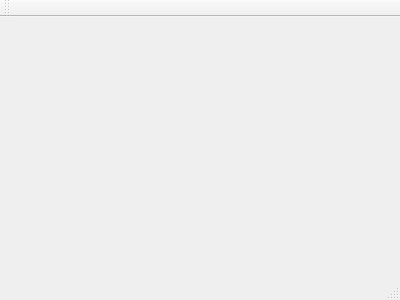
drKriegersLab/FinApp, file finapp.ui: the form before one commit.
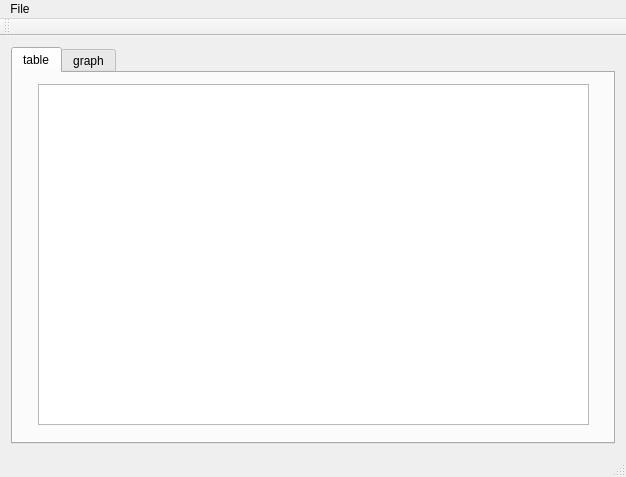
The form after the commit.

Commit message:
first table view of my transactions
CSV-parsing succesfully intergrated into the program. Read data can be seen in the tableWidget

```diff
--- a/finapp.ui
+++ b/finapp.ui
@@ -1,24 +1,81 @@
 <ui version="4.0">
  <class>FinApp</class>
- <widget class="QMainWindow" name="FinApp" >
-  <property name="geometry" >
+ <widget class="QMainWindow" name="FinApp">
+  <property name="geometry">
    <rect>
     <x>0</x>
     <y>0</y>
-    <width>400</width>
-    <height>300</height>
+    <width>626</width>
+    <height>477</height>
    </rect>
   </property>
   <property name="windowTitle" >
    <string>FinApp</string>
   </property>
-  <widget class="QMenuBar" name="menuBar" />
-  <widget class="QToolBar" name="mainToolBar" />
-  <widget class="QWidget" name="centralWidget" />
-  <widget class="QStatusBar" name="statusBar" />
+  <widget class="QWidget" name="centralWidget">
+   <layout class="QVBoxLayout" name="verticalLayout">
+    <item>
+     <widget class="QTabWidget" name="tabWidget">
+      <property name="currentIndex">
+       <number>0</number>
+      </property>
+      <widget class="QWidget" name="tab1">
+       <attribute name="title">
+        <string>table</string>
+       </attribute>
+       <widget class="QTableWidget" name="tableWidget">
+        <property name="geometry">
+         <rect>
+          <x>25</x>
+          <y>11</y>
+          <width>551</width>
+          <height>341</height>
+         </rect>
+        </property>
+       </widget>
+      </widget>
+      <widget class="QWidget" name="tab2">
+       <attribute name="title">
+        <string>graph</string>
+       </attribute>
+      </widget>
+     </widget>
+    </item>
+   </layout>
+  </widget>
+  <widget class="QMenuBar" name="menuBar">
+   <property name="geometry">
+    <rect>
+     <x>0</x>
+     <y>0</y>
+     <width>626</width>
+     <height>22</height>
+    </rect>
+   </property>
+   <widget class="QMenu" name="menuFile">
+    <property name="title">
+     <string>File</string>
+    </property>
+    <addaction name="actionOpen"/>
+   </widget>
+   <addaction name="menuFile"/>
+  </widget>
+  <widget class="QToolBar" name="mainToolBar">
+   <attribute name="toolBarArea">
+    <enum>TopToolBarArea</enum>
+   </attribute>
+   <attribute name="toolBarBreak">
+    <bool>false</bool>
+   </attribute>
+  </widget>
+  <widget class="QStatusBar" name="statusBar"/>
+  <action name="actionOpen">
+   <property name="text">
+    <string>Open</string>
+   </property>
+  </action>
  </widget>
- <layoutDefault spacing="6" margin="11" />
- <pixmapfunction></pixmapfunction>
+ <layoutdefault spacing="6" margin="11"/>
  <resources/>
  <connections/>
 </ui>
```
Left out of the diff: 3 changed lines with no effect on the pictures. The commit also changes 14 other files.
